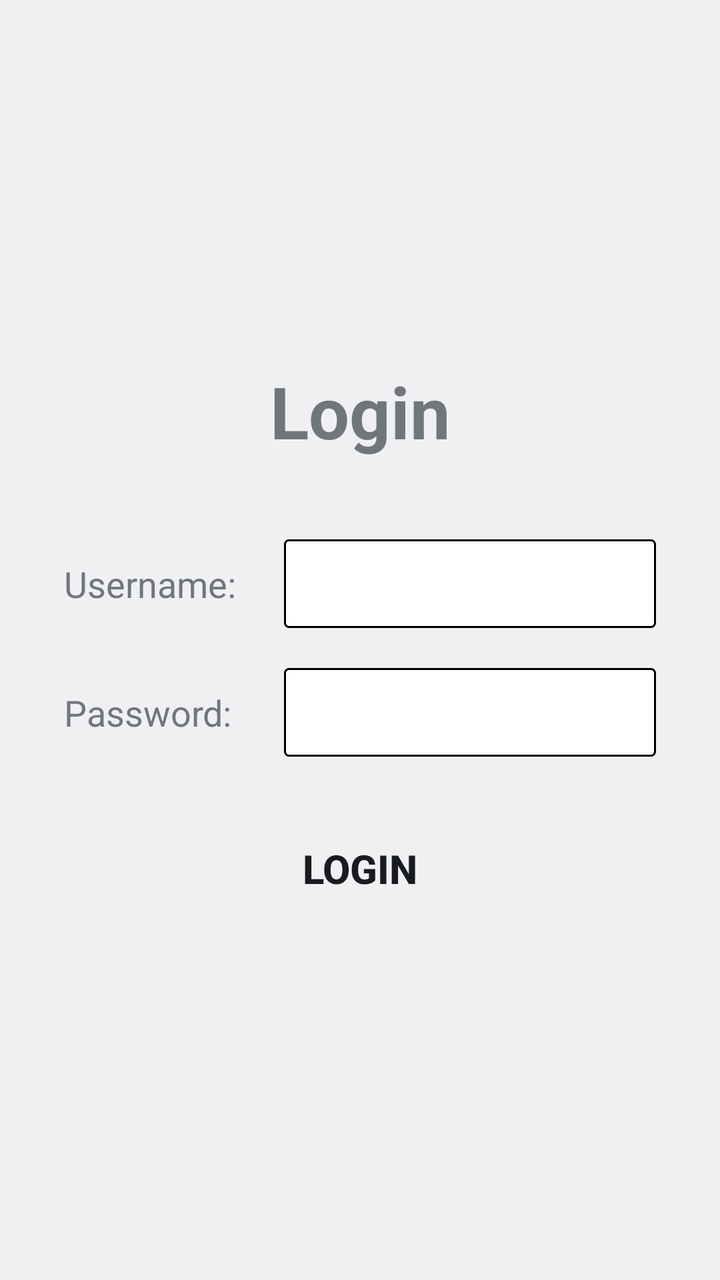
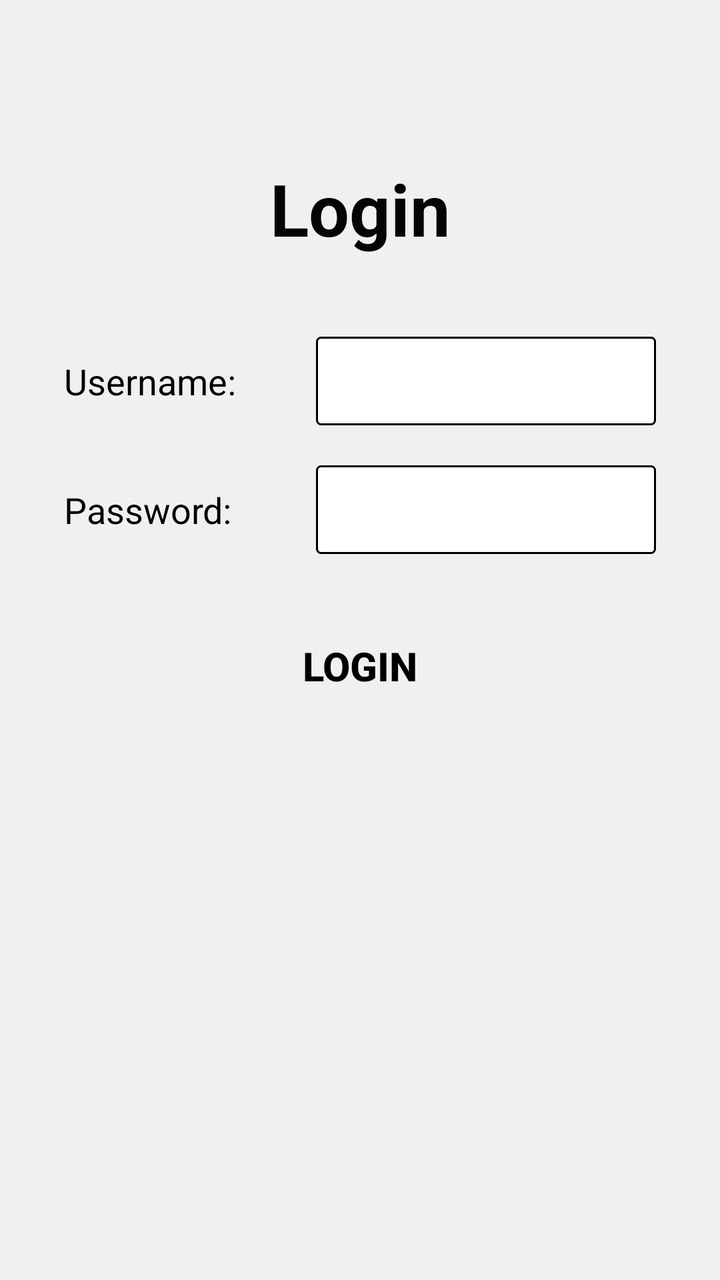

Two renders of the same Android screen: before a commit and after it. Below are the layout's source before the change and the commit's diff.
<!-- AndroidManifest.xml: application theme Theme.LoginApp -->
<!-- res/layout/login.xml -->
<?xml version="1.0" encoding="utf-8"?>
<LinearLayout xmlns:android="http://schemas.android.com/apk/res/android"
    android:layout_width="match_parent"
    android:layout_height="match_parent"
    android:orientation="vertical"
    android:padding="32dp"
    android:gravity="center">

    <TextView
        android:id="@+id/lblLogin"
        android:layout_width="match_parent"
        android:layout_height="wrap_content"
        android:gravity="center"
        android:text="Login"
        android:textSize="36sp"
        android:textStyle="bold"
        android:layout_marginBottom="40dp" />

    <LinearLayout
        android:layout_width="match_parent"
        android:layout_height="wrap_content"
        android:orientation="horizontal"
        android:gravity="center_vertical"
        android:layout_marginBottom="20dp">

        <TextView
            android:id="@+id/lblUN"
            android:layout_width="110dp"
            android:layout_height="wrap_content"
            android:text="Username:"
            android:textSize="18sp" />

        <EditText
            android:id="@+id/txtUN"
            android:layout_width="match_parent"
            android:layout_height="wrap_content"
            android:background="@drawable/bg_input"
            android:padding="10dp"
            android:textSize="18sp"
            android:inputType="text" />
    </LinearLayout>

    <LinearLayout
        android:layout_width="match_parent"
        android:layout_height="wrap_content"
        android:orientation="horizontal"
        android:gravity="center_vertical"
        android:layout_marginBottom="32dp">

        <TextView
            android:id="@+id/lblPW"
            android:layout_width="110dp"
            android:layout_height="wrap_content"
            android:text="Password:"
            android:textSize="18sp" />

        <EditText
            android:id="@+id/txtPW"
            android:layout_width="match_parent"
            android:layout_height="wrap_content"
            android:background="@drawable/bg_input"
            android:padding="10dp"
            android:textSize="18sp"
            android:inputType="textPassword" />
    </LinearLayout>

    <Button
        android:id="@+id/btnLogin"
        android:layout_width="wrap_content"
        android:layout_height="wrap_content"
        android:minWidth="140dp"
        android:background="@android:color/transparent"
        android:textSize="20sp"
        android:textStyle="bold"
        android:text="Login" />

</LinearLayout>
<!-- resources referenced by this layout -->
<resources>
  <!-- drawable bg_input (drawable) -->
  <?xml version="1.0" encoding="utf-8"?>
  <shape xmlns:android="http://schemas.android.com/apk/res/android"
      android:shape="rectangle">
      <solid android:color="@color/white" />
      <corners android:radius="2dp" />
      <stroke
          android:width="1dp"
          android:color="@color/black" />
  </shape>
  <style name="Theme.LoginApp" parent="@android:style/Theme.DeviceDefault.Light.NoActionBar">
          <item name="android:windowOptOutEdgeToEdgeEnforcement">true</item>
      </style>
  <color name="white">#FFFFFFFF</color>
  <color name="black">#FF000000</color>
</resources>

<!-- the commit's change to res/layout/login.xml (unified diff, before → after) -->
@@ -1,77 +1,85 @@
 <?xml version="1.0" encoding="utf-8"?>
-<LinearLayout xmlns:android="http://schemas.android.com/apk/res/android"
+<androidx.constraintlayout.widget.ConstraintLayout xmlns:android="http://schemas.android.com/apk/res/android"
+    xmlns:app="http://schemas.android.com/apk/res-auto"
     android:layout_width="match_parent"
     android:layout_height="match_parent"
-    android:orientation="vertical"
-    android:padding="32dp"
-    android:gravity="center">
+    android:padding="32dp">
 
     <TextView
         android:id="@+id/lblLogin"
-        android:layout_width="match_parent"
+        android:layout_width="0dp"
         android:layout_height="wrap_content"
+        android:layout_marginTop="48dp"
         android:gravity="center"
         android:text="Login"
+        android:textColor="#040404"
         android:textSize="36sp"
         android:textStyle="bold"
-        android:layout_marginBottom="40dp" />
+        app:layout_constraintEnd_toEndOf="parent"
+        app:layout_constraintStart_toStartOf="parent"
+        app:layout_constraintTop_toTopOf="parent" />
 
-    <LinearLayout
-        android:layout_width="match_parent"
+    <TextView
+        android:id="@+id/lblUN"
+        android:layout_width="110dp"
         android:layout_height="wrap_content"
-        android:orientation="horizontal"
-        android:gravity="center_vertical"
-        android:layout_marginBottom="20dp">
+        android:text="Username:"
+        android:textColor="#000000"
+        android:textSize="18sp"
+        app:layout_constraintBaseline_toBaselineOf="@+id/txtUN"
+        app:layout_constraintStart_toStartOf="parent" />
 
-        <TextView
-            android:id="@+id/lblUN"
-            android:layout_width="110dp"
-            android:layout_height="wrap_content"
-            android:text="Username:"
-            android:textSize="18sp" />
+    <EditText
+        android:id="@+id/txtUN"
+        android:layout_width="0dp"
+        android:layout_height="wrap_content"
+        android:layout_marginStart="16dp"
+        android:layout_marginTop="40dp"
+        android:background="@drawable/bg_input"
+        android:inputType="text"
+        android:padding="10dp"
+        android:textSize="18sp"
+        app:layout_constraintEnd_toEndOf="parent"
+        app:layout_constraintStart_toEndOf="@+id/lblUN"
+        app:layout_constraintTop_toBottomOf="@+id/lblLogin" />
 
-        <EditText
-            android:id="@+id/txtUN"
-            android:layout_width="match_parent"
-            android:layout_height="wrap_content"
-            android:background="@drawable/bg_input"
-            android:padding="10dp"
-            android:textSize="18sp"
-            android:inputType="text" />
-    </LinearLayout>
+    <TextView
+        android:id="@+id/lblPW"
+        android:layout_width="110dp"
+        android:layout_height="wrap_content"
+        android:text="Password:"
+        android:textColor="#000000"
+        android:textSize="18sp"
+        app:layout_constraintBaseline_toBaselineOf="@+id/txtPW"
+        app:layout_constraintStart_toStartOf="parent" />
 
-    <LinearLayout
-        android:layout_width="match_parent"
+    <EditText
+        android:id="@+id/txtPW"
+        android:layout_width="0dp"
         android:layout_height="wrap_content"
-        android:orientation="horizontal"
-        android:gravity="center_vertical"
-        android:layout_marginBottom="32dp">
-
-        <TextView
-            android:id="@+id/lblPW"
-            android:layout_width="110dp"
-            android:layout_height="wrap_content"
-            android:text="Password:"
-            android:textSize="18sp" />
-
-        <EditText
-            android:id="@+id/txtPW"
-            android:layout_width="match_parent"
-            android:layout_height="wrap_content"
-            android:background="@drawable/bg_input"
-            android:padding="10dp"
-            android:textSize="18sp"
-            android:inputType="textPassword" />
-    </LinearLayout>
+        android:layout_marginStart="16dp"
+        android:layout_marginTop="20dp"
+        android:background="@drawable/bg_input"
+        android:inputType="textPassword"
+        android:padding="10dp"
+        android:textSize="18sp"
+        app:layout_constraintEnd_toEndOf="parent"
+        app:layout_constraintStart_toEndOf="@+id/lblPW"
+        app:layout_constraintTop_toBottomOf="@+id/txtUN" />
 
     <Button
         android:id="@+id/btnLogin"
         android:layout_width="wrap_content"
         android:layout_height="wrap_content"
+        android:layout_marginTop="32dp"
+        android:background="@android:color/transparent"
         android:minWidth="140dp"
-        android:background="@android:color/transparent"
+        android:text="Login"
+        android:textColor="#000000"
         android:textSize="20sp"
         android:textStyle="bold"
-        android:text="Login" />
+        app:layout_constraintEnd_toEndOf="parent"
+        app:layout_constraintStart_toStartOf="parent"
+        app:layout_constraintTop_toBottomOf="@+id/txtPW" />
 
-</LinearLayout>
+</androidx.constraintlayout.widget.ConstraintLayout>
